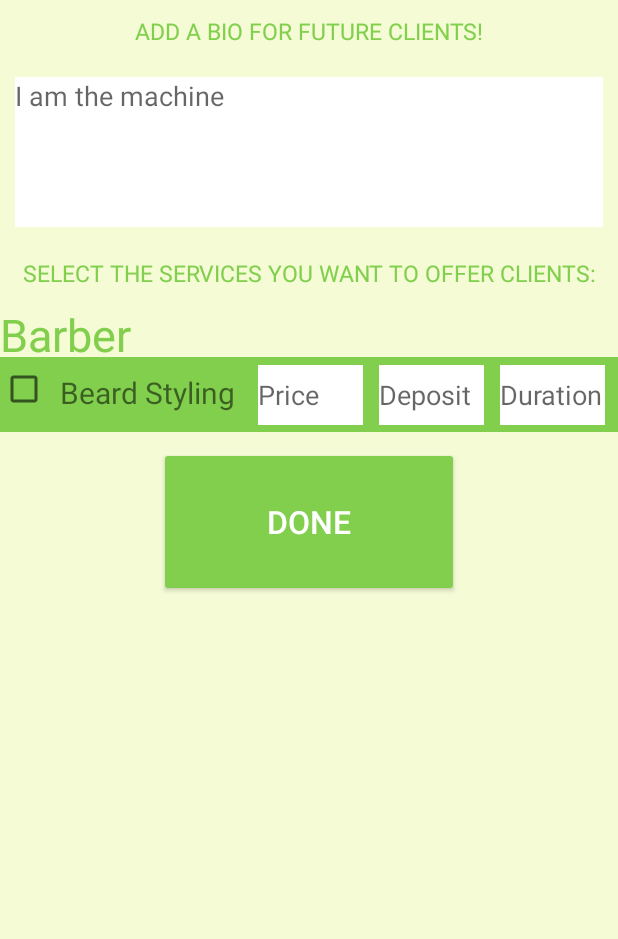
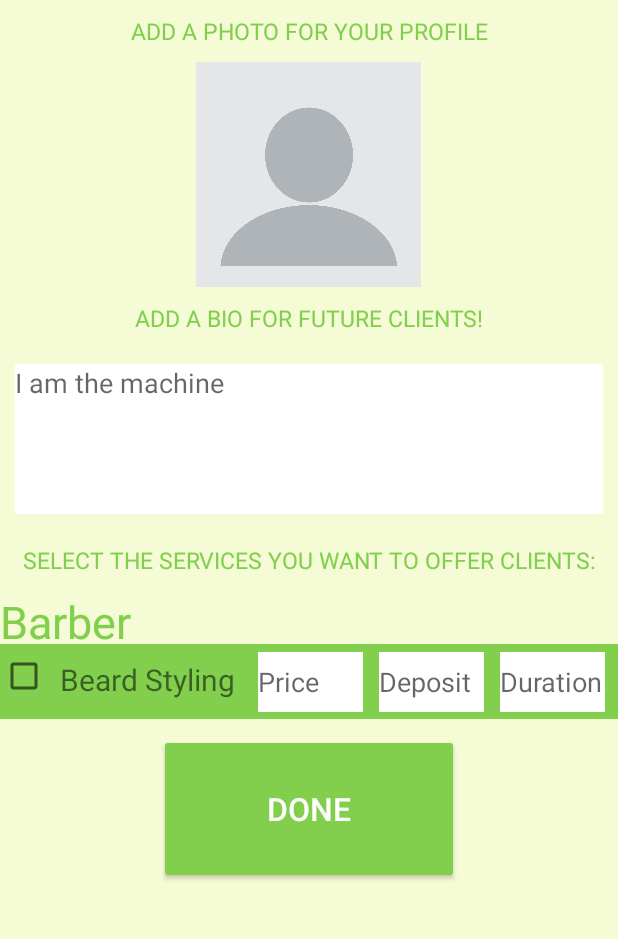
Before and after one commit to talithavanlith/SalonOn, an Android app: the CreateAccountActivateStylist screen opened directly, with no data from a screen before it, after a tap on "DONE", on a phone screen of 412 x 824 dp, the part 135-1074 px from its top. Run offline under Robolectric (Android 15) with nearby library versions, the phone set to English and light mode, and no system bars; pictures from the network do not load; 2 statements that could not run were skipped.

Commit message:
choice of using body or parameters (#25)
* added profile pic selection

* added shell api function for profile pic

* rearrange stuff

* choice of using body or parameters

* Update Network.java

* fix body issues

* Parameters string changes for body

```diff
--- a/app/src/main/AndroidManifest.xml
+++ b/app/src/main/AndroidManifest.xml
@@ -8,6 +8,8 @@
     -->
     <uses-permission android:name="android.permission.ACCESS_FINE_LOCATION" />
     <uses-permission android:name="android.permission.INTERNET" />
+    <uses-permission android:name="android.permission.WRITE_EXTERNAL_STORAGE" />
+    <uses-permission android:name="android.permission.CAMERA" />
 
     <application
         android:allowBackup="true"
--- a/app/src/main/java/com/example/salonon/Network.java
+++ b/app/src/main/java/com/example/salonon/Network.java
@@ -31,10 +31,11 @@ public class Network {
     }
 
     // When creating a post request, first create a HashMap of <String, String> parameters and pass it in.
-    public String post(String url, Map<String, String> parameters) {
+    public String post(String url, Map<String, String> parameters, Boolean useBody) {
         try {
             NetworkPost task = new NetworkPost();
             task.parameters = parameters;
+            task.useBody = useBody;
             String value = task.execute(url).get();
             return value;
         } catch (Exception e) {
@@ -79,19 +80,24 @@ public class Network {
 
         private Exception exception;
         public Map<String, String> parameters = new HashMap<>();
+        public Boolean useBody = false;
 
         // Override method provided by asynctask.  This code is run upon NetworkGet.execute().
         protected String doInBackground(String... urls) {
             try {
-                String queryParameters = getParametersString(parameters);
-                return makePostRequest(urls[0], queryParameters);
+                String queryParameters = getParametersString(parameters, useBody);
+                if (useBody) {
+                    return postWithBody(urls[0], queryParameters);
+                } else {
+                    return postWithParameters(urls[0], queryParameters);
+                }
             } catch (Exception e) {
                 this.exception = e;
                 return null;
             }
         }
 
-        public String makePostRequest(String stringUrl, String payload) throws IOException {
+        public String postWithBody(String stringUrl, String payload) throws IOException {
             URL url = new URL(stringUrl);
             HttpURLConnection uc = (HttpURLConnection) url.openConnection();
             String line;
@@ -117,14 +123,46 @@ public class Network {
             uc.disconnect();
             return jsonString.toString();
         }
+
+        public String postWithParameters(String urlString, String parameters) {
+            try {
+                // Create a connection to the "test" endpoint on our server.
+                URL url = new URL(urlString + parameters);
+                HttpURLConnection con = (HttpURLConnection) url.openConnection();
+                con.setRequestMethod("POST");
+
+                con.setDoOutput(true);
+                DataOutputStream out = new DataOutputStream(con.getOutputStream());
+                out.flush();
+                out.close();
+
+                // Read the content returned from that endpoint.
+                BufferedReader in = new BufferedReader(
+                        new InputStreamReader(con.getInputStream()));
+                String inputLine;
+                StringBuilder content = new StringBuilder();
+                while ((inputLine = in.readLine()) != null) {
+                    content.append(inputLine);
+                }
+                in.close();
+                con.disconnect();
+                // Return the string.
+                return content.toString();
+            } catch (Exception e) {
+                this.exception = e;
+                return null;
+            }
+        }
     }
 
     // Takes the Network's parameters and converts them to something that the server is able to parse via JSON.
-    private String getParametersString(Map<String, String> parameters)
+    private String getParametersString(Map<String, String> parameters, boolean useBody)
             throws UnsupportedEncodingException {
         StringBuilder result = new StringBuilder();
 
-        result.append("?");
+        if (!useBody) {
+            result.append("?");
+        }
         for (Map.Entry<String, String> entry : parameters.entrySet()) {
             result.append(URLEncoder.encode(entry.getKey(), "UTF-8"));
             result.append("=");
--- a/app/src/main/java/com/example/salonon/SearchActivity.java
+++ b/app/src/main/java/com/example/salonon/SearchActivity.java
@@ -130,7 +130,7 @@ public class SearchActivity extends AppCompatActivity {
             // Display stylists in activity_search
             Profile[] arrayOfStylists = api.searchStylistByLocation(address, city, state, postalCode, "10");
 
-            if (arrayOfStylists[0] != null) {
+            if (arrayOfStylists.length > 0) {
                 fillSearchActivityWithData(arrayOfStylists);
                 Toast.makeText(SearchActivity.this, "Stylist 1 is: \n" + arrayOfStylists[0].first, Toast.LENGTH_SHORT).show();
 
--- a/app/src/main/res/layout/activity_create_account_activate_stylist.xml
+++ b/app/src/main/res/layout/activity_create_account_activate_stylist.xml
@@ -20,6 +20,32 @@
             android:layout_width="match_parent"
             android:layout_height="match_parent"
             android:orientation="vertical">
+            <TextView
+                android:layout_width="match_parent"
+                android:layout_height="wrap_content"
+                android:textSize="15sp"
+                android:text="ADD A PHOTO FOR YOUR PROFILE"
+                android:textColor="#81CF4D"
+                android:textAlignment="center"
+                android:layout_margin="10dp">
+            </TextView>
+            <RelativeLayout
+                android:layout_width="match_parent"
+                android:layout_height="150dp">
+                <ImageButton
+                    android:id="@+id/profilepic"
+                    android:layout_width="wrap_content"
+                    android:layout_height="wrap_content"
+                    android:layout_centerHorizontal="true"
+                    android:src="@drawable/blankprofilepic"
+                    android:background="?android:selectableItemBackground"
+                    android:adjustViewBounds="true"
+                    android:scaleType="fitCenter"
+                    android:onClick="photoButton">
+
+                </ImageButton>
+
+            </RelativeLayout>
             <TextView
                 android:layout_width="match_parent"
                 android:layout_height="wrap_content"
--- /dev/null
+++ b/app/src/main/res/xml/file_paths.xml
@@ -0,0 +1,4 @@
+<?xml version="1.0" encoding="utf-8"?>
+<paths xmlns:android="http://schemas.android.com/apk/res/android">
+    <external-path name="my_images" path="Android/data/com.example.salonon/files/Pictures" />
+</paths>
```
Also changed, not shown: app/src/main/java/com/example/salonon/API.java (+39 -17 lines), app/src/main/java/com/example/salonon/CreateAccountActivateStylist.java (+82 -2 lines), app/src/main/res/drawable/blankprofilepic.png (added), 6 other files.
